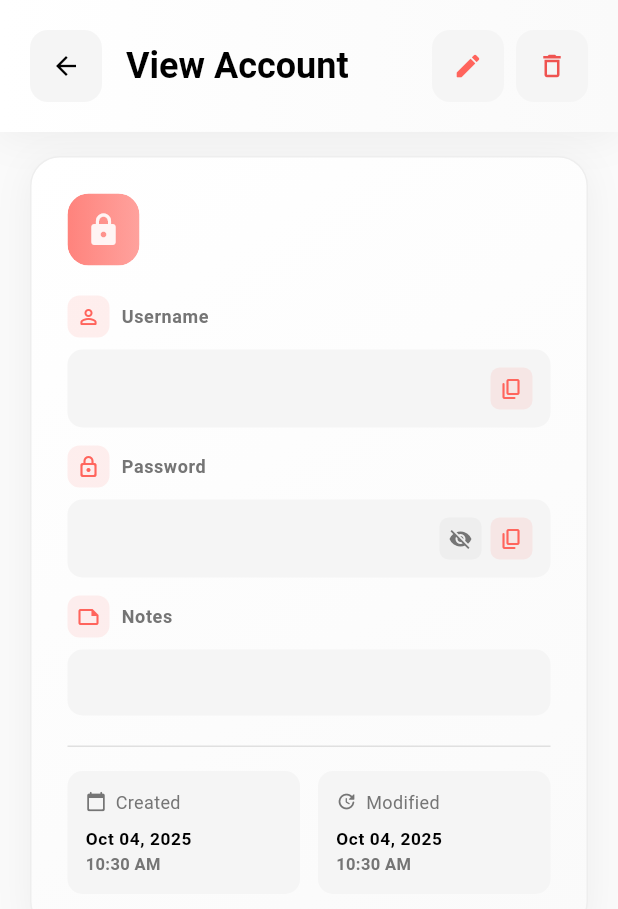
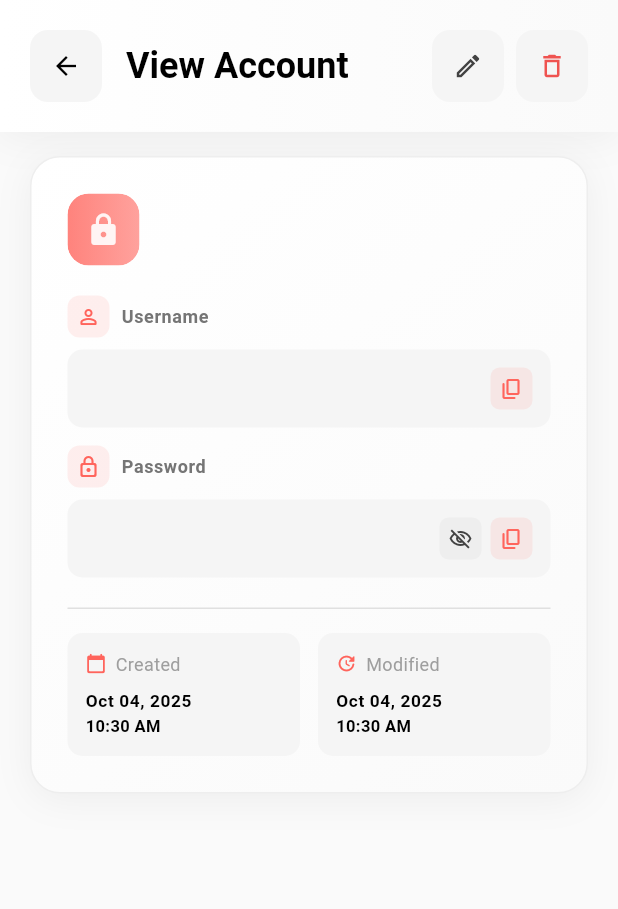
Before and after one commit to henry-azer/vault-it-app, a Flutter app: the ViewAccountScreen screen opened directly with empty values, on a phone screen of 412 x 824 dp. Shown: the top 909 px of the screen. Run offline on Flutter 3.47's test engine with Material 3 defaults, Android fonts, the phone set to English and light mode, and no system bars; drawn by our look-alikes of cached_network_image; our stand-ins replace file_picker, flutter_native_splash, get_it, package_info_plus, permission_handler, share_plus and 3 more; accounts and stored records are empty; network calls fail.

Commit message:
refactor vault and account screens and implement view account screen

```diff
--- a/lib/core/utils/app_colors.dart
+++ b/lib/core/utils/app_colors.dart
@@ -19,7 +19,7 @@ class AppColors {
   static const Color darkOnPrimary = Color(0xFF000000);
   static const Color darkSecondary = Color(0xFFFF9800);
   static const Color darkOnSecondary = Color(0xFF000000);
-  static const Color darkBackground = Color(0xFF000000);
+  static const Color darkBackground = Color(0xFF212121);
   static const Color darkSurface = Color(0xFF1E1E1E);
   static const Color darkOnBackground = Color(0xFFFFFFFF);
   static const Color darkOnSurface = Color(0xFFFFFFFF);
--- a/lib/features/vault/presentation/screens/account_screen.dart
+++ b/lib/features/vault/presentation/screens/account_screen.dart
@@ -235,7 +235,7 @@ class _AccountScreenState extends State<AccountScreen> {
                     size: 18,
                     color: _isFavorite
                         ? Theme.of(context).colorScheme.primary
-                        : Colors.grey[600],
+                        : Colors.white,
                   ),
                   onPressed: () {
                     setState(() {
--- a/lib/features/vault/presentation/screens/vault_screen.dart
+++ b/lib/features/vault/presentation/screens/vault_screen.dart
@@ -260,7 +260,7 @@ class _VaultScreenState extends State<VaultScreen>
                 begin: Alignment.topLeft,
                 end: Alignment.bottomRight,
               ),
-        borderRadius: BorderRadius.circular(8),
+        borderRadius: BorderRadius.circular(16),
         border: Border.all(
           color: _isSearchActive
               ? Theme.of(context).colorScheme.primary.withOpacity(0.3)
--- a/lib/features/vault/presentation/screens/view_password_screen.dart
+++ b/lib/features/vault/presentation/screens/view_password_screen.dart
@@ -102,8 +102,8 @@ class _ViewAccountScreenState extends State<ViewAccountScreen> {
               borderRadius: BorderRadius.circular(12),
             ),
             child: IconButton(
-              icon: Icon(Icons.edit_rounded,
-                  size: 20, color: Theme.of(context).colorScheme.primary),
+              icon: Icon(Icons.edit_outlined,
+                  size: 20, color: isDark ? Colors.white : Colors.grey[800]),
               onPressed: () async {
                 HapticFeedback.mediumImpact();
                 await Navigator.pushNamed(context, Routes.account,
@@ -230,7 +230,8 @@ class _ViewAccountScreenState extends State<ViewAccountScreen> {
                       Row(
                         children: [
                           Icon(Icons.language_rounded,
-                              size: 12, color: Colors.grey[500]),
+                              size: 12,
+                              color: Theme.of(context).colorScheme.primary),
                           const SizedBox(width: 4),
                           Expanded(
                             child: Text(
@@ -280,6 +281,7 @@ class _ViewAccountScreenState extends State<ViewAccountScreen> {
           ),
           const SizedBox(height: 12),
           _buildPasswordField(isDark: isDark, account: account),
+          if (account.notes != null && account.notes!.isNotEmpty) ...[
             const SizedBox(height: 12),
             _buildInfoField(
               isDark: isDark,
@@ -288,6 +290,7 @@ class _ViewAccountScreenState extends State<ViewAccountScreen> {
               value: account.notes ?? '',
               maxLines: 3,
             ),
+          ],
           const SizedBox(height: 20),
           Divider(
               color: isDark ? Colors.grey[800] : Colors.grey[300], height: 1),
@@ -469,9 +472,13 @@ class _ViewAccountScreenState extends State<ViewAccountScreen> {
                     borderRadius: BorderRadius.circular(6),
                   ),
                   child: Icon(
-                    _obscurePassword ? Icons.visibility_off : Icons.visibility,
+                    _obscurePassword
+                        ? Icons.visibility_off_outlined
+                        : Icons.visibility_outlined,
                     size: 16,
-                    color: Colors.grey[600],
+                    color: isDark
+                        ? Colors.white.withOpacity(0.8)
+                        : Colors.grey[800],
                   ),
                 ),
               ),
@@ -527,11 +534,12 @@ class _ViewAccountScreenState extends State<ViewAccountScreen> {
         children: [
           Row(
             children: [
-              Icon(icon, size: 14, color: Colors.grey[600]),
+              Icon(icon,
+                  size: 14, color: Theme.of(context).colorScheme.primary),
               const SizedBox(width: 6),
               Text(
                 label,
-                style: TextStyle(fontSize: 12, color: Colors.grey[600]),
+                style: TextStyle(fontSize: 12, color: Colors.grey[500]),
               ),
             ],
           ),
@@ -551,7 +559,6 @@ class _ViewAccountScreenState extends State<ViewAccountScreen> {
                 _formatTime(dateTime),
                 style: TextStyle(
                   fontSize: 11,
-                  color: Colors.grey[600],
                   fontWeight: FontWeight.w600,
                 ),
               ),
```
Lines whose indentation alone changed are shown as unchanged.
